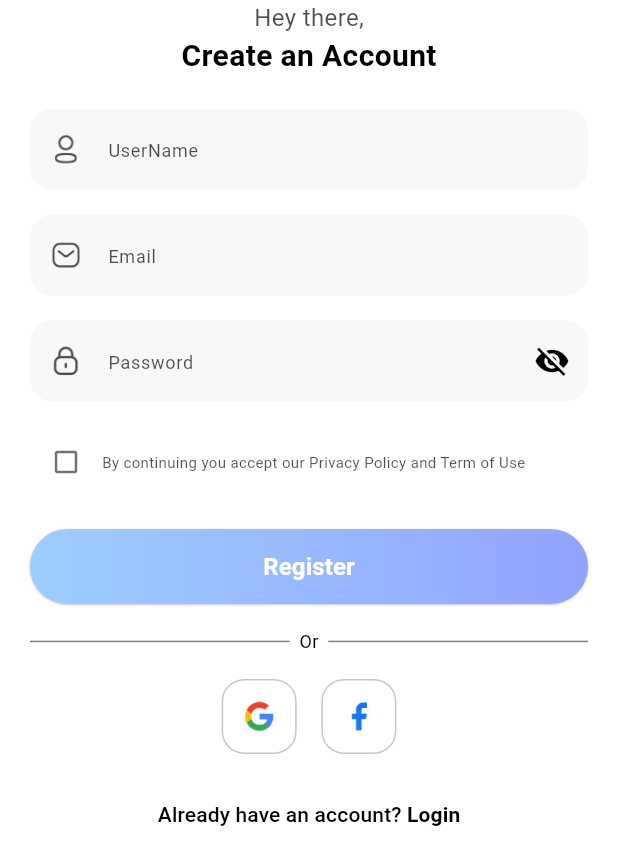
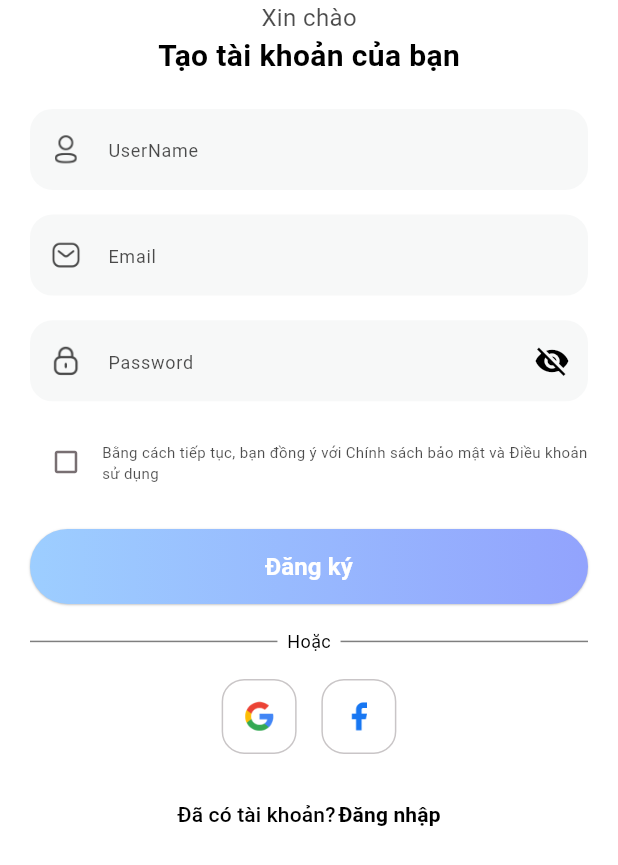
Before and after one commit to Vuonggba1403/smart_fitness_assistant, a Flutter app: the _SignUpForm screen opened directly, on a phone screen of 412 x 824 dp. Shown: the top 865 px of the screen. Run offline on Flutter 3.47's test engine with Material 3 defaults, Android fonts, the phone set to English and light mode, and no system bars; our stand-ins replace animated_toggle_switch, bloc, carousel_slider, delightful_toast, dropdown_button2, fl_chart and 5 more; missing offline and left inert: dotted_dashed_line, simple_animation_progress_bar; accounts and stored records are empty.

Commit message:
localekey in auth

```diff
--- a/lib/core/widgets/round_textfield.dart
+++ b/lib/core/widgets/round_textfield.dart
@@ -1,5 +1,7 @@
 import 'package:flutter/material.dart';
+import 'package:get/get.dart';
 import 'package:smart_fitness_assistant/core/theme/ui/app_theme.dart';
+import 'package:smart_fitness_assistant/locale/locale_key.dart';
 import '../functions/colo_extension.dart';
 
 class RoundTextField extends StatefulWidget {
@@ -51,7 +53,7 @@ class _RoundTextFieldState extends State<RoundTextField> {
         obscureText: _obscure,
         validator: (value) {
           if (value == null || value.isEmpty) {
-            return 'Please do not leave blank';
+            return "${LocaleKey.permissionMessage.tr}";
           }
           return null;
         },
--- a/lib/locale/lang_en.dart
+++ b/lib/locale/lang_en.dart
@@ -25,7 +25,26 @@ Map<String, String> enUs = {
       "Let's start a healthy lifestyle with us. We can determine your diet every day — healthy eating is fun!",
   LocaleKey.subtitleOnBoarding4:
       "Improve your sleep quality with us. Good quality sleep brings a good mood in the morning.",
+
+  //permission Message
+  LocaleKey.permissionMessage: "Please do not leave blank ",
+
+  //Login View
+  LocaleKey.textLogin: "Hey there",
+  LocaleKey.forgotPassword: "Forgot your Password?",
+  LocaleKey.buttonLogin: "Login",
+  LocaleKey.dontAccount: "Don't have an account yet?",
+  LocaleKey.buttonRegis: "Register",
+  LocaleKey.or: "Or",
+
+  //Register View
+  LocaleKey.textRegister: "Create your Account",
+  LocaleKey.haveAccount: "Already have an account?",
+  LocaleKey.privacy:
+      "By continuing you accept our Privacy Policy and Term of Use",
+  LocaleKey.permissionError: "Check the box to continue",
+
   //Home View
-  LocaleKey.welCome: 'Welcome Back',
+  LocaleKey.welcomeBack: 'Welcome Back',
   LocaleKey.activityStatus: 'Activity Status',
 };
--- a/lib/locale/lang_vi.dart
+++ b/lib/locale/lang_vi.dart
@@ -24,7 +24,25 @@ Map<String, String> viVN = {
   LocaleKey.subtitleOnBoarding4:
       'Cải thiện chất lượng giấc ngủ cùng chúng tôi. Một giấc ngủ ngon sẽ mang lại tâm trạng tuyệt vời vào buổi sáng.',
 
+  //permission Message
+  LocaleKey.permissionMessage: "Vui lòng không để trống",
+
+  //Login View
+  LocaleKey.textLogin: "Xin chào",
+  LocaleKey.forgotPassword: "Quên mật khẩu?",
+  LocaleKey.buttonLogin: "Đăng nhập",
+  LocaleKey.dontAccount: "Chưa có tài khoản?",
+  LocaleKey.buttonRegis: "Đăng ký",
+  LocaleKey.or: "Hoặc",
+
+  //Register View
+  LocaleKey.textRegister: "Tạo tài khoản của bạn",
+  LocaleKey.haveAccount: "Đã có tài khoản?",
+  LocaleKey.privacy:
+      "Bằng cách tiếp tục, bạn đồng ý với Chính sách bảo mật và Điều khoản sử dụng",
+  LocaleKey.permissionError: "Vui lòng chọn vào ô để tiếp tục",
+
   //Home View
-  LocaleKey.welCome: 'Chào mừng trở lại',
+  LocaleKey.welcomeBack: 'Chào mừng trở lại',
   LocaleKey.activityStatus: 'Trạng thái hoạt động',
 };
--- a/lib/locale/locale_key.dart
+++ b/lib/locale/locale_key.dart
@@ -19,7 +19,24 @@ class LocaleKey {
   static const String subtitleOnBoarding3 = 'subtitle_onboarding_3';
   static const String subtitleOnBoarding4 = 'subtitle_onboarding_4';
 
+  //permission Message
+  static const String permissionMessage = "permission_message";
+
+  //Login View
+  static const String textLogin = "text_login";
+  static const String forgotPassword = "forgot_password";
+  static const String buttonLogin = "button_login";
+  static const String dontAccount = "dont_account";
+  static const String buttonRegis = "button_regis";
+  static const String or = "or";
+
+  //Register View
+  static const String textRegister = "text_register";
+  static const String haveAccount = "have_account";
+  static const String privacy = "privacy";
+  static const String permissionError = "permission_error";
+
   //Home view
-  static const String welCome = "welcome_back";
+  static const String welcomeBack = "welcome_back";
   static const String activityStatus = "activity_status";
 }
--- a/lib/locale/translation_manager.dart
+++ b/lib/locale/translation_manager.dart
@@ -4,58 +4,54 @@ import 'package:smart_fitness_assistant/core/functions/app_shared.dart';
 import 'lang_en.dart';
 import 'lang_vi.dart';
 
+/// Quản lý đa ngôn ngữ cho ứng dụng
 class TranslationManager extends Translations {
+  // Ngôn ngữ mặc định
+  static const Locale fallbackLocaleVN = Locale('vi', 'VI');
+  static const Locale fallbackLocaleUS = Locale('en', 'US');
+
+  // Danh sách ngôn ngữ hỗ trợ
+  static final List<Locale> supportedLocales = [
+    fallbackLocaleUS,
+    fallbackLocaleVN,
+  ];
+
+  // Locale hiện tại
   late Locale _locale;
-
-  // Get current locale
   Locale get locale => _locale;
 
-  // Constructor
   TranslationManager() {
-    _initLanguageCodeFromCached();
+    _initLocale();
   }
 
-  /// Convert string to Locale
-  Locale? _convertStringToLocale(String languageCode) => appLocales
-      .firstWhereOrNull((element) => element.languageCode == languageCode);
-
-  /// Init language code when load app
-  void _initLanguageCodeFromCached() {
-    String? cachedLanguage = AppShared.getLanguageCodeSync();
-
-    if (cachedLanguage == null) {
-      _locale = fallbackLocaleVN;
-      AppShared.setLanguageCode(_locale.languageCode);
-    } else {
-      _locale = _convertStringToLocale(cachedLanguage) ?? fallbackLocaleVN;
-    }
+  /// Lấy locale từ cache hoặc mặc định
+  void _initLocale() {
+    final cached = AppShared.getLanguageCodeSync();
+    _locale = supportedLocales.firstWhere(
+      (e) => e.languageCode == cached,
+      orElse: () => fallbackLocaleVN,
+    );
+    AppShared.setLanguageCode(_locale.languageCode);
   }
 
-  static Locale fallbackLocaleVN = const Locale('vi', 'VI');
-  static Locale fallbackLocaleUS = const Locale('en', 'US');
-
-  List<Locale> appLocales = [fallbackLocaleUS, fallbackLocaleVN];
-
-  /// Support translate language
+  /// Map ngôn ngữ
   @override
   Map<String, Map<String, String>> get keys => {'en_US': enUs, 'vi_VI': viVN};
 
-  /// Update locale to GetX and AppShared
+  /// Cập nhật locale hiện tại
   Future<void> updateLocale(Locale locale) async {
+    _locale = locale;
     Get.updateLocale(locale);
     await AppShared.setLanguageCode(locale.languageCode);
-    _locale = locale;
   }
 
-  /// Toggle language
+  /// Chuyển đổi Anh ↔ Việt
   Future<void> toggleLanguage() async {
-    final newLocale = _locale.languageCode == 'vi'
-        ? fallbackLocaleUS
-        : fallbackLocaleVN;
-    await updateLocale(newLocale);
+    final isVN = _locale.languageCode == 'vi';
+    await updateLocale(isVN ? fallbackLocaleUS : fallbackLocaleVN);
   }
 
-  Locale getLocale(String languageCode) {
-    return languageCode == 'vi' ? fallbackLocaleVN : fallbackLocaleUS;
-  }
+  /// Trả locale từ code
+  Locale getLocale(String code) =>
+      code == 'vi' ? fallbackLocaleVN : fallbackLocaleUS;
 }
--- a/lib/main.dart
+++ b/lib/main.dart
@@ -42,7 +42,7 @@ class MyApp extends StatelessWidget {
           theme: AppTheme.lightTheme,
           darkTheme: AppTheme.darkTheme,
           themeMode: themeState.isDarkMode ? ThemeMode.dark : ThemeMode.light,
-          home: const StartedView(),
+          home: const LoginView(),
         );
       },
     );
--- a/lib/views/auth/signup/ui/signup_view.dart
+++ b/lib/views/auth/signup/ui/signup_view.dart
@@ -1,10 +1,12 @@
 import 'package:flutter/material.dart';
 import 'package:flutter_bloc/flutter_bloc.dart';
+import 'package:get/get.dart';
 import 'package:smart_fitness_assistant/core/functions/naviga_to.dart';
 import 'package:smart_fitness_assistant/core/widgets/custom_derlight_bar.dart';
 import 'package:smart_fitness_assistant/core/widgets/round_button.dart';
 import 'package:smart_fitness_assistant/core/widgets/round_textfield.dart';
 import 'package:smart_fitness_assistant/core/functions/colo_extension.dart';
+import 'package:smart_fitness_assistant/locale/locale_key.dart';
 import 'package:smart_fitness_assistant/views/auth/login/ui/login_view.dart';
 import 'package:smart_fitness_assistant/views/auth/signup/logic/cubit/signup_cubit.dart';
 import 'widgets/complete_profile_view.dart';
@@ -50,14 +52,14 @@ class _SignUpFormState extends State<_SignUpForm> {
                 crossAxisAlignment: CrossAxisAlignment.center,
                 children: [
                   Text(
-                    "Hey there,",
+                    LocaleKey.textLogin.tr,
                     style: TextStyle(
                       color: textColor?.withOpacity(0.7),
                       fontSize: 16,
                     ),
                   ),
                   Text(
-                    "Create an Account",
+                    LocaleKey.textRegister.tr,
                     style: TextStyle(
                       color: textColor,
                       fontSize: 20,
@@ -102,7 +104,7 @@ class _SignUpFormState extends State<_SignUpForm> {
                           ),
                           Flexible(
                             child: Text(
-                              "By continuing you accept our Privacy Policy and Term of Use",
+                              LocaleKey.privacy.tr,
                               style: TextStyle(
                                 color: textColor?.withOpacity(0.7),
                                 fontSize: 10,
@@ -119,13 +121,13 @@ class _SignUpFormState extends State<_SignUpForm> {
                   BlocBuilder<SignUpCubit, SignUpState>(
                     builder: (context, state) {
                       return RoundButton(
-                        title: "Register",
+                        title: LocaleKey.buttonRegis.tr,
                         onPressed: () {
                           if (!state.isChecked) {
                             // Show toast yêu cầu check
                             showCustomDelightToastBar(
                               context,
-                              "Check the box to continue",
+                              LocaleKey.permissionError.tr,
                               Icon(Icons.info_outline, color: textColor),
                             );
                             return;
@@ -151,7 +153,7 @@ class _SignUpFormState extends State<_SignUpForm> {
                         ),
                       ),
                       Text(
-                        "  Or  ",
+                        "  ${LocaleKey.or.tr}  ",
                         style: TextStyle(color: textColor, fontSize: 12),
                       ),
                       Expanded(
@@ -187,11 +189,12 @@ class _SignUpFormState extends State<_SignUpForm> {
                       mainAxisSize: MainAxisSize.min,
                       children: [
                         Text(
-                          "Already have an account? ",
+                          LocaleKey.haveAccount.tr,
                           style: TextStyle(color: textColor, fontSize: 14),
                         ),
+                        SizedBox(width: 2),
                         Text(
-                          "Login",
+                          LocaleKey.buttonLogin.tr,
                           style: TextStyle(
                             color: textColor,
                             fontSize: 14,
--- a/lib/views/home/ui/home_view.dart
+++ b/lib/views/home/ui/home_view.dart
@@ -130,7 +130,7 @@ class _HomeViewState extends State<HomeView> {
           crossAxisAlignment: CrossAxisAlignment.start,
           children: [
             Text(
-              LocaleKey.welCome.tr,
+              LocaleKey.welcomeBack.tr,
               style: TextStyle(color: textColor, fontSize: 12),
             ),
             const Text(
```
Also changed, not shown: lib/views/auth/login/ui/login_view.dart (+25 -9 lines), lib/views/onboarding/ui/started_view.dart (+12 -24 lines).
